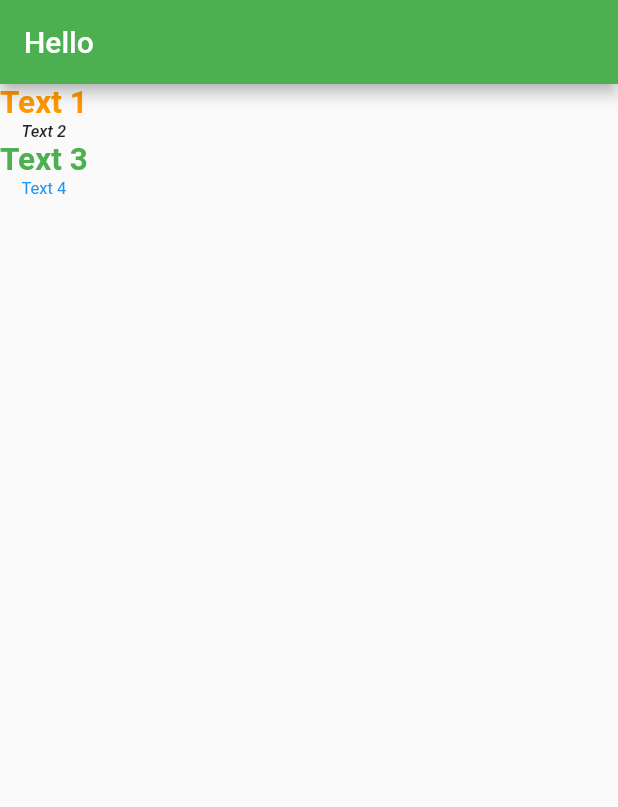
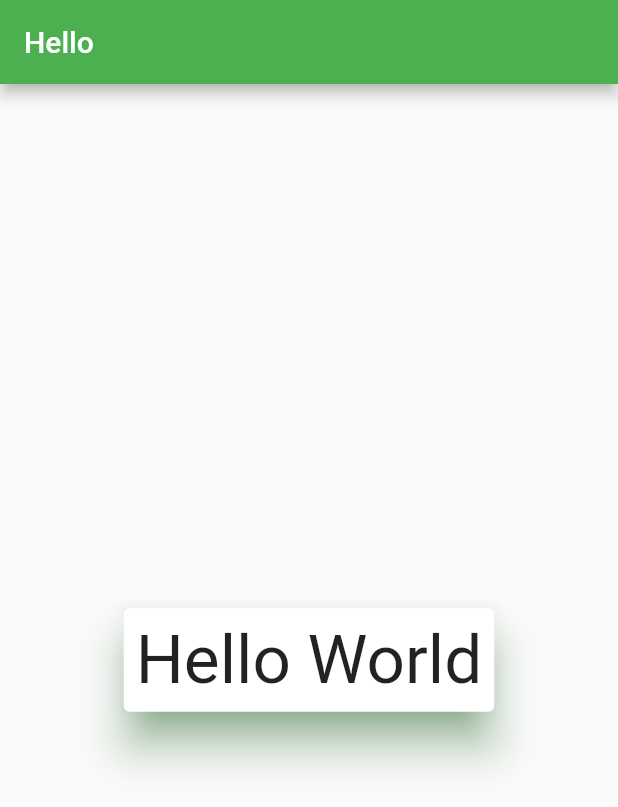
Before and after one commit to sthnischal/Flutter-Basics, a Flutter app: the screen it shows after launch, on a phone screen of 412 x 824 dp. Shown: the top 807 px of the screen. Run offline on Flutter 3.47's test engine with Material 2 defaults, Android fonts, the phone set to English and light mode, and no system bars.

Commit message:
Card Widget added

```diff
--- a/flutterbasics/lib/main.dart
+++ b/flutterbasics/lib/main.dart
@@ -12,21 +12,8 @@ class FlutterApp extends StatelessWidget {
       debugShowCheckedModeBanner: false,
       title: "FlutterApp",
       theme: ThemeData(
-          primarySwatch: Colors.green,
-          textTheme: TextTheme(
-            headline1: TextStyle(fontSize: 21, fontWeight: FontWeight.bold),
-            headline2: TextStyle(
-                fontSize: 21, fontWeight: FontWeight.bold, color: Colors.green),
-            subtitle1: TextStyle(
-                fontSize: 11,
-                fontWeight: FontWeight.w500,
-                fontStyle: FontStyle.italic),
-            subtitle2: TextStyle(
-                fontSize: 11,
-                fontWeight: FontWeight.w500,
-                fontStyle: FontStyle.italic,
-                color: Colors.orange),
-          )),
+        primarySwatch: Colors.green,
+      ),
       home: DashBoardScreen(),
     );
   }
@@ -41,31 +28,18 @@ class DashBoardScreen extends StatelessWidget {
         appBar: AppBar(
           title: Text('Hello'),
         ),
-        body: Column(
-          children: [
-            // Text(
-            //   'Text 1',
-            //   style: Theme.of(context).textTheme.headline1,
-            // ),
-            Text(
-              'Text 1',
-              style: Theme.of(context)
-                  .textTheme
-                  .headline1!
-                  .copyWith(color: Colors.orange),
+        body: Center(
+          child: Card(
+            shadowColor: Colors.green,
+            elevation: 12,
+            child: Padding(
+              padding: const EdgeInsets.all(8.0),
+              child: Text(
+                'Hello World',
+                style: TextStyle(fontSize: 45),
+              ),
             ),
-            Text(
-              'Text 2',
-              style: Theme.of(context).textTheme.subtitle1,
-            ),
-            Text('Text 3', style: Theme.of(context).textTheme.headline2),
-            Text(
-              'Text 4',
-              //style: Theme.of(context).textTheme.subtitle2
-              //style: mTextStyle21(), //loading from util.dart file
-              style: mTextStyle11(textColor: Colors.blue),
-            ),
-          ],
+          ),
         ));
   }
 }
```
